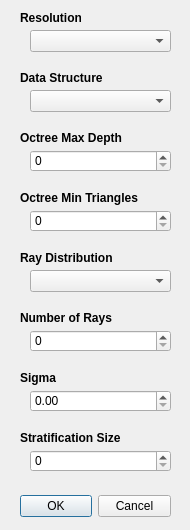
jlvermeulen/advanced-graphics, file Raytracer/renderDialog.ui: the form before one commit.
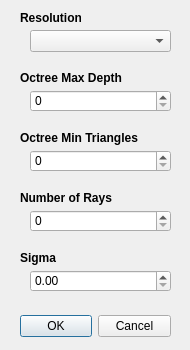
The form after the commit.

```diff
--- a/Raytracer/renderDialog.ui
+++ b/Raytracer/renderDialog.ui
@@ -7,7 +7,7 @@
     <x>0</x>
     <y>0</y>
     <width>190</width>
-    <height>530</height>
+    <height>350</height>
    </rect>
   </property>
   <property name="sizePolicy">
@@ -19,13 +19,13 @@
   <property name="minimumSize">
    <size>
     <width>190</width>
-    <height>530</height>
+    <height>350</height>
    </size>
   </property>
   <property name="maximumSize">
    <size>
     <width>190</width>
-    <height>530</height>
+    <height>350</height>
    </size>
   </property>
   <property name="contextMenuPolicy">
@@ -41,7 +41,7 @@
    <property name="geometry">
     <rect>
      <x>20</x>
-     <y>490</y>
+     <y>310</y>
      <width>151</width>
      <height>32</height>
     </rect>
@@ -82,40 +82,11 @@
     </rect>
    </property>
   </widget>
-  <widget class="QLabel" name="dataStructureLabel">
-   <property name="geometry">
-    <rect>
-     <x>20</x>
-     <y>70</y>
-     <width>91</width>
-     <height>16</height>
-    </rect>
-   </property>
-   <property name="font">
-    <font>
-     <weight>75</weight>
-     <bold>true</bold>
-    </font>
-   </property>
-   <property name="text">
-    <string>Data Structure</string>
-   </property>
-  </widget>
-  <widget class="QComboBox" name="dataStructureBox">
-   <property name="geometry">
-    <rect>
-     <x>30</x>
-     <y>90</y>
-     <width>141</width>
-     <height>22</height>
-    </rect>
-   </property>
-  </widget>
   <widget class="QLabel" name="octreeMaxDepthLabel">
    <property name="geometry">
     <rect>
      <x>20</x>
-     <y>130</y>
+     <y>70</y>
      <width>111</width>
      <height>16</height>
     </rect>
@@ -134,7 +105,7 @@
    <property name="geometry">
     <rect>
      <x>30</x>
-     <y>150</y>
+     <y>90</y>
      <width>141</width>
      <height>22</height>
     </rect>
@@ -147,7 +118,7 @@
    <property name="geometry">
     <rect>
      <x>20</x>
-     <y>190</y>
+     <y>130</y>
      <width>121</width>
      <height>16</height>
     </rect>
@@ -166,7 +137,7 @@
    <property name="geometry">
     <rect>
      <x>30</x>
-     <y>210</y>
+     <y>150</y>
      <width>141</width>
      <height>22</height>
     </rect>
@@ -179,7 +150,7 @@
    <property name="geometry">
     <rect>
      <x>20</x>
-     <y>310</y>
+     <y>190</y>
      <width>141</width>
      <height>16</height>
     </rect>
@@ -198,7 +169,7 @@
    <property name="geometry">
     <rect>
      <x>30</x>
-     <y>330</y>
+     <y>210</y>
      <width>141</width>
      <height>22</height>
     </rect>
@@ -207,40 +178,11 @@
     <number>999999999</number>
    </property>
   </widget>
-  <widget class="QLabel" name="rayDistributionLabel">
-   <property name="geometry">
-    <rect>
-     <x>20</x>
-     <y>250</y>
-     <width>141</width>
-     <height>16</height>
-    </rect>
-   </property>
-   <property name="font">
-    <font>
-     <weight>75</weight>
-     <bold>true</bold>
-    </font>
-   </property>
-   <property name="text">
-    <string>Ray Distribution</string>
-   </property>
-  </widget>
-  <widget class="QComboBox" name="rayDistributionBox">
-   <property name="geometry">
-    <rect>
-     <x>30</x>
-     <y>270</y>
-     <width>141</width>
-     <height>22</height>
-    </rect>
-   </property>
-  </widget>
   <widget class="QLabel" name="sigmaLabel">
    <property name="geometry">
     <rect>
      <x>20</x>
-     <y>370</y>
+     <y>250</y>
      <width>141</width>
      <height>16</height>
     </rect>
@@ -259,7 +201,7 @@
    <property name="geometry">
     <rect>
      <x>30</x>
-     <y>390</y>
+     <y>270</y>
      <width>141</width>
      <height>22</height>
     </rect>
@@ -268,38 +210,6 @@
     <double>0.010000000000000</double>
    </property>
   </widget>
-  <widget class="QLabel" name="stratificationSizeLabel">
-   <property name="geometry">
-    <rect>
-     <x>20</x>
-     <y>430</y>
-     <width>141</width>
-     <height>16</height>
-    </rect>
-   </property>
-   <property name="font">
-    <font>
-     <weight>75</weight>
-     <bold>true</bold>
-    </font>
-   </property>
-   <property name="text">
-    <string>Stratification Size</string>
-   </property>
-  </widget>
-  <widget class="QSpinBox" name="stratificationSizeBox">
-   <property name="geometry">
-    <rect>
-     <x>30</x>
-     <y>450</y>
-     <width>141</width>
-     <height>22</height>
-    </rect>
-   </property>
-   <property name="maximum">
-    <number>999999999</number>
-   </property>
-  </widget>
  </widget>
  <resources/>
  <connections>
```
